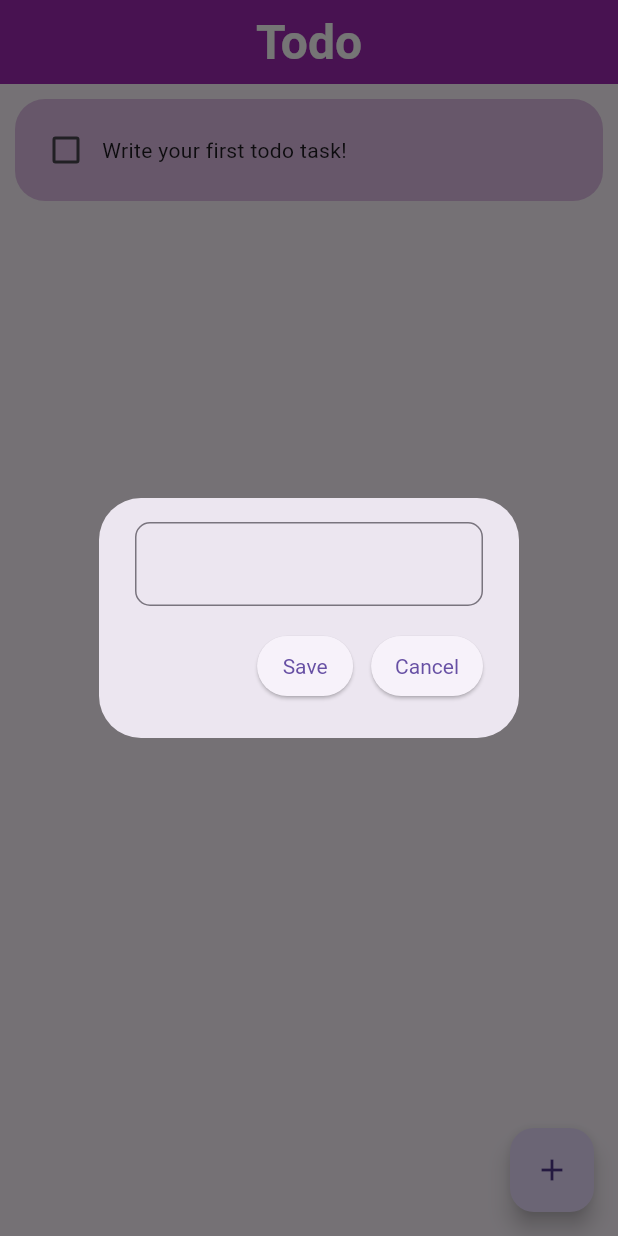
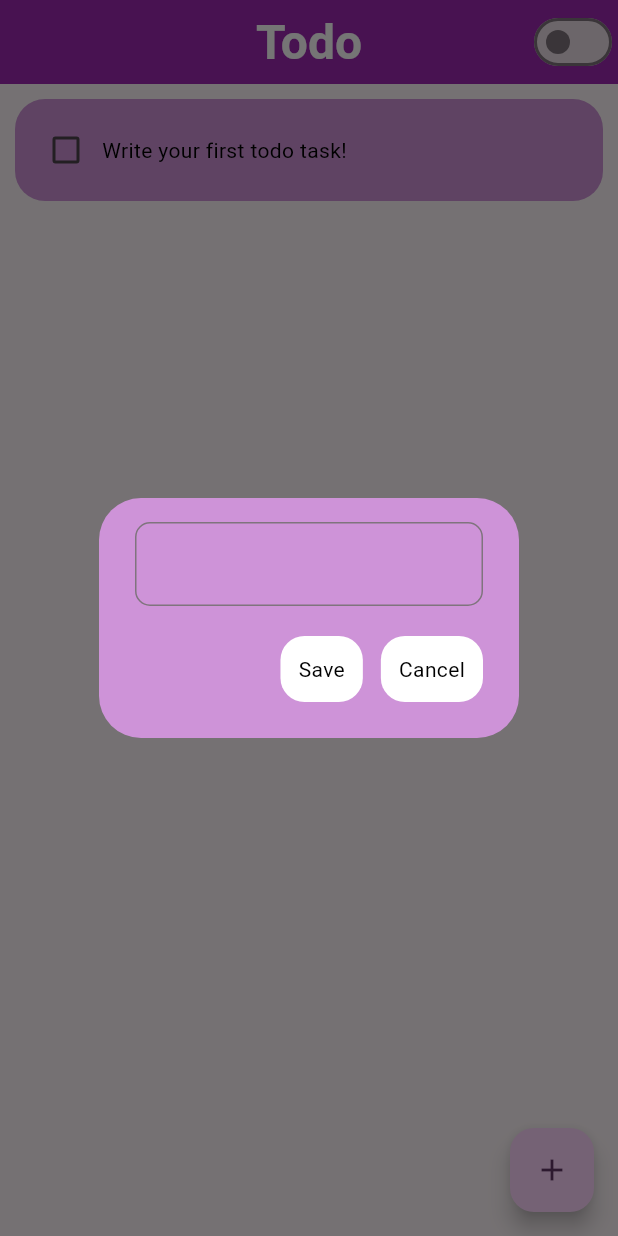
Before and after one commit to Eznira/todo_app, a Flutter app: the screen it shows after launch, after a tap on the "add" icon, on a phone screen of 412 x 824 dp. Run offline on Flutter 3.47's test engine with Material 3 defaults, Android fonts, the phone set to English and light mode, and no system bars; drawn by our look-alikes of flutter_slidable; our stand-ins replace hive, hive_flutter; accounts and stored records are empty.

Commit message:
still designing themes'

```diff
--- /dev/null
+++ b/devtools_options.yaml
@@ -0,0 +1,3 @@
+description: This file stores settings for Dart & Flutter DevTools.
+documentation: https://docs.flutter.dev/tools/devtools/extensions#configure-extension-enablement-states
+extensions:
--- a/lib/database/database.dart
+++ b/lib/database/database.dart
@@ -8,19 +8,24 @@ import 'package:hive/hive.dart';
 class DataBase extends ChangeNotifier {
   List taskList = [];
 
+  bool themeValue = false;
+
+  void toggleThemeValue() {
+    themeValue = !themeValue;
+    notifyListeners();
+  }
+
   // Reference localStorage box: "taskListBox"
   final taskListBox = Hive.box("taskList");
 
   // loads first task
   void loadFirstTask() {
     taskList.add([false, "Write your first todo task!"]);
-    notifyListeners();
   }
 
   // loads from local storage
   void getLocalStorage() {
     taskList = taskListBox.get("taskList");
-    notifyListeners();
   }
 
   // save to local storage
--- /dev/null
+++ b/lib/database/theme_provider.dart
@@ -0,0 +1,22 @@
+import 'package:flutter/material.dart';
+
+import 'themes.dart';
+
+class ThemeProvider extends ChangeNotifier {
+  // Create a field for holding the current theme
+  ThemeData _currentTheme = lightMode;
+
+  // Create a getter for getting the current theme
+  ThemeData get currentTheme => _currentTheme;
+
+  set currentTheme(ThemeData themeData) {
+    _currentTheme = themeData;
+    notifyListeners();
+  }
+  // Create a method for toggling the theme
+
+  void toggleTheme() {
+    currentTheme = currentTheme == lightMode ? darkMode : lightMode;
+    notifyListeners();
+  }
+}
--- /dev/null
+++ b/lib/database/themes.dart
@@ -0,0 +1,87 @@
+import 'package:flutter/material.dart';
+
+// final lightMode = ThemeData(
+//     brightness: Brightness.light,
+//     primaryColor: Colors.purple,
+//     listTileTheme: ListTileThemeData(
+//
+//     ),
+//     useMaterial3: true,
+//     appBarTheme: const AppBarTheme(
+//       centerTitle: true,
+//       iconTheme: IconThemeData(
+//         color: Colors.white,
+//       ),
+//       titleTextStyle: TextStyle(
+//           color: Colors.white, fontWeight: FontWeight.bold, fontSize: 32),
+//     ),
+//     textTheme: const TextTheme(
+//       bodyMedium: TextStyle(),
+//     ));
+//
+// final darkMode = ThemeData(
+//     brightness: Brightness.dark,
+//     primaryColor: Colors.purple,
+//     useMaterial3: true,
+//     appBarTheme: const AppBarTheme(
+//       centerTitle: true,
+//       iconTheme: IconThemeData(
+//         color: Colors.white,
+//       ),
+//       titleTextStyle: TextStyle(
+//           color: Colors.white, fontWeight: FontWeight.bold, fontSize: 32),
+//     ),
+//     textTheme: const TextTheme(
+//       bodyMedium: TextStyle(),
+//     ));
+
+final darkMode = ThemeData(
+  colorScheme: ColorScheme.fromSeed(
+    seedColor: Colors.deepPurple,
+    brightness: Brightness.dark,
+    background: Colors.grey[900],
+    primary: Colors.grey[800],
+    secondary: Colors.grey[700],
+    inversePrimary: Colors.grey[300],
+  ),
+  textTheme: TextTheme(
+    bodyMedium: TextStyle(
+      fontSize: 14,
+      color: Colors.grey[300],
+    ),
+  ),
+  useMaterial3: true,
+  appBarTheme: AppBarTheme(
+    color: Colors.grey[800],
+    centerTitle: true,
+    titleTextStyle: const TextStyle(
+        color: Colors.white, fontWeight: FontWeight.bold, fontSize: 32),
+    iconTheme: const IconThemeData(
+      color: Colors.white,
+    ),
+  ),
+);
+
+final lightMode = ThemeData(
+  colorScheme: ColorScheme.fromSeed(
+    seedColor: Colors.purple,
+    brightness: Brightness.light,
+    background: Colors.white,
+    primary: Colors.purple[200],
+    secondary: Colors.grey[100],
+    inversePrimary: Colors.purple[800],
+  ),
+  textTheme: TextTheme(
+    bodyMedium: TextStyle(fontSize: 14, color: Colors.black),
+  ),
+  useMaterial3: true,
+  appBarTheme: const AppBarTheme(
+    color: Colors.purple,
+    centerTitle: true,
+    titleTextStyle: TextStyle(
+        color: Colors.white, fontWeight: FontWeight.bold, fontSize: 32),
+    iconTheme: IconThemeData(
+      color: Colors.white,
+    ),
+  ),
+);
--- a/lib/main.dart
+++ b/lib/main.dart
@@ -2,6 +2,7 @@ import 'package:flutter/material.dart';
 import 'package:hive_flutter/adapters.dart';
 import 'package:provider/provider.dart';
 import 'package:todo_app/database/database.dart';
+import 'package:todo_app/database/theme_provider.dart';
 import 'package:todo_app/screens/Splash_screen.dart';
 
 void main() async {
@@ -12,39 +13,26 @@ void main() async {
   var localStorage = await Hive.openBox("taskList");
 
   runApp(
-    ChangeNotifierProvider(
-      create: (context) => DataBase(),
-      child: const App(),
+    MultiProvider(
+      providers: [
+        ChangeNotifierProvider(create: (_) => DataBase()),
+        ChangeNotifierProvider(create: (_) => ThemeProvider()),
+      ],
+      child: App(),
     ),
   );
 }
 
-class App extends StatefulWidget {
-  const App({super.key});
+class App extends StatelessWidget {
+  App({super.key});
 
-  @override
-  State<App> createState() => _AppState();
-}
-
-class _AppState extends State<App> {
   @override
   Widget build(BuildContext context) {
     return MaterialApp(
       title: 'Todo',
       debugShowCheckedModeBanner: false,
       home: SplashScreen(),
-      theme: ThemeData(
-        primaryColor: Colors.purple,
-        useMaterial3: true,
-        appBarTheme: const AppBarTheme(
-          centerTitle: true,
-          iconTheme: IconThemeData(
-            color: Colors.white,
-          ),
-          titleTextStyle: TextStyle(
-              color: Colors.white, fontWeight: FontWeight.bold, fontSize: 32),
-        ),
-      ),
+      theme: Provider.of<ThemeProvider>(context).currentTheme,
     );
   }
 }
--- a/lib/screens/add_task_dialog.dart
+++ b/lib/screens/add_task_dialog.dart
@@ -4,15 +4,13 @@ import 'package:todo_app/util/button.dart';
 // Add task widget
 
 class AddTaskDialog extends StatefulWidget {
-  AddTaskDialog({
-                super.key,
-                required TextEditingController this.controller,
-                required this.saveAction
-  });
+  AddTaskDialog(
+      {super.key,
+      required TextEditingController this.controller,
+      required this.saveAction});
 
   TextEditingController controller;
   void Function() saveAction;
-
 
   @override
   State<AddTaskDialog> createState() => _AddTaskDialogState();
@@ -22,6 +20,7 @@ class _AddTaskDialogState extends State<AddTaskDialog> {
   @override
   Widget build(BuildContext context) {
     return AlertDialog(
+      backgroundColor: Theme.of(context).colorScheme.primary,
       content: Container(
         height: 120,
         child: Column(
@@ -29,20 +28,30 @@ class _AddTaskDialogState extends State<AddTaskDialog> {
             TextField(
               controller: widget.controller,
               decoration: InputDecoration(
-                border: OutlineInputBorder(borderRadius: BorderRadius.circular(10)),
+                fillColor: Theme.of(context).colorScheme.secondary,
+                border: OutlineInputBorder(
+                  borderRadius: BorderRadius.circular(10),
+                ),
+                focusedBorder: OutlineInputBorder(
+                  borderRadius: BorderRadius.circular(10.0),
+                  borderSide: BorderSide(
+                      color: Theme.of(context)
+                          .colorScheme
+                          .secondary), // Blue border on focus
+                ),
               ),
             ),
             Spacer(),
-
             Row(
               mainAxisAlignment: MainAxisAlignment.end,
               children: [
                 MyButton(text: 'Save', ontap: widget.saveAction),
-                SizedBox(width: 12,),
-                MyButton(text: 'Cancel', ontap:Navigator.of(context).pop),
+                SizedBox(
+                  width: 12,
+                ),
+                MyButton(text: 'Cancel', ontap: Navigator.of(context).pop),
               ],
             ),
-
           ],
         ),
       ),
--- a/lib/screens/home_page.dart
+++ b/lib/screens/home_page.dart
@@ -1,6 +1,7 @@
 import 'package:flutter/material.dart';
 import 'package:provider/provider.dart';
 import 'package:todo_app/database/database.dart';
+import 'package:todo_app/database/theme_provider.dart';
 import 'package:todo_app/screens/add_task_dialog.dart';
 import 'package:todo_app/util/task_tile.dart';
 
@@ -31,10 +32,6 @@ class _HomeState extends State<Home> {
   /// Called when the save button on the addTaskDialog is pressed
   /// Saves task by appending to taskList and then updating the local db.
   void _saveTask() {
-    // setState(() {
-    //   db.taskList.add([false, _controller.text]);
-    //   db.updateLocalStorage();
-    // });
     final db = context.read<DataBase>();
     db.addTask([false, _controller.text]);
     Navigator.of(context).pop();
@@ -44,22 +41,19 @@ class _HomeState extends State<Home> {
   /// Toogles task from done to undone or vice-versa and saves to the local
   /// db.
   void _toggleTaskState(int index) {
-    // setState(() {
-    //   db.taskList[index][0] = !db.taskList[index][0];
-    //   db.updateLocalStorage();
-    // });
     final db = context.read<DataBase>();
     db.toggleTaskState(index);
   }
 
   /// Deletes tasks from taskList and save changes in the local db.
   void _deleteTask(int index) {
-    // setState(() {
-    //   db.taskList.removeAt(index);
-    //   db.updateLocalStorage();
-    // });
     final db = context.read<DataBase>();
     db.removeTask(index);
+  }
+
+  void _toggleTheme(bool value) {
+    context.read<DataBase>().toggleThemeValue();
+    context.read<ThemeProvider>().toggleTheme();
   }
 
   @override
@@ -87,7 +81,12 @@ class _HomeState extends State<Home> {
       builder: (context, value, child) => Scaffold(
         appBar: AppBar(
           title: const Text('Todo'),
-          backgroundColor: Colors.purple,
+          actions: [
+            Switch(
+              value: value.themeValue,
+              onChanged: _toggleTheme,
+            )
+          ],
         ),
         floatingActionButton: FloatingActionButton(
             onPressed: _addTaskPopUp, child: const Icon(Icons.add)),
--- a/lib/util/button.dart
+++ b/lib/util/button.dart
@@ -1,25 +1,30 @@
-import 'dart:ui';
-
 import 'package:flutter/material.dart';
 
 //Custom Alertdialog buttons
 class MyButton extends StatelessWidget {
-  MyButton({
-            super.key,
-            required String this.text,
-            required VoidCallback this.ontap});
+  MyButton(
+      {super.key, required String this.text, required VoidCallback this.ontap});
 
   final String text;
   VoidCallback ontap;
 
   @override
   Widget build(BuildContext context) {
-    return ElevatedButton(
-      onPressed: ontap,
-      child: Text(text),style: ElevatedButton.styleFrom(
-      padding: EdgeInsets.symmetric(horizontal: 16.0, vertical: 8.0), // Adjust padding as needed
-      textStyle: TextStyle(fontSize: 14.0), // Adjust font size as needed
-    ),);
-
+    return GestureDetector(
+      onTap: ontap,
+      child: Container(
+        decoration: BoxDecoration(
+          color: Theme.of(context).colorScheme.background,
+          borderRadius: BorderRadius.circular(16),
+        ),
+        child: Padding(
+          padding: const EdgeInsets.all(12.0),
+          child: Text(
+            text,
+            style: Theme.of(context).textTheme.bodyMedium,
+          ),
+        ),
+      ),
+    );
   }
 }
--- a/lib/util/task_tile.dart
+++ b/lib/util/task_tile.dart
@@ -1,8 +1,5 @@
 import 'package:flutter/material.dart';
-import  'package:flutter_slidable/flutter_slidable.dart';
-
-
-
+import 'package:flutter_slidable/flutter_slidable.dart';
 
 // Custom task-tile
 //
@@ -26,7 +23,6 @@ class TaskTile extends StatefulWidget {
 }
 
 class _TaskTileState extends State<TaskTile> {
-
   @override
   Widget build(BuildContext context) {
     return GestureDetector(
@@ -41,26 +37,26 @@ class _TaskTileState extends State<TaskTile> {
               icon: Icons.delete,
               label: 'Delete',
             ),
-
           ],
         ),
         child: Container(
           margin: EdgeInsets.fromLTRB(10, 10, 10, 5),
           padding: EdgeInsets.all(10),
           decoration: BoxDecoration(
-            color: Colors.purple[100],
-            borderRadius:   BorderRadius.circular(20),
+            color: Theme.of(context).colorScheme.primary,
+            borderRadius: BorderRadius.circular(20),
           ),
           child: Row(
             children: [
-              Checkbox(value: widget.taskDone, onChanged: (value) => widget.ontap() ),
+              Checkbox(
+                  value: widget.taskDone, onChanged: (value) => widget.ontap()),
               Expanded(
-                child: Text(widget.text,
-
+                child: Text(
+                  widget.text,
                   style: TextStyle(
-                      decoration: !widget.taskDone ?
-                      TextDecoration.none :
-                      TextDecoration.lineThrough ),
+                      decoration: !widget.taskDone
+                          ? TextDecoration.none
+                          : TextDecoration.lineThrough),
                 ),
               ),
             ],
```
